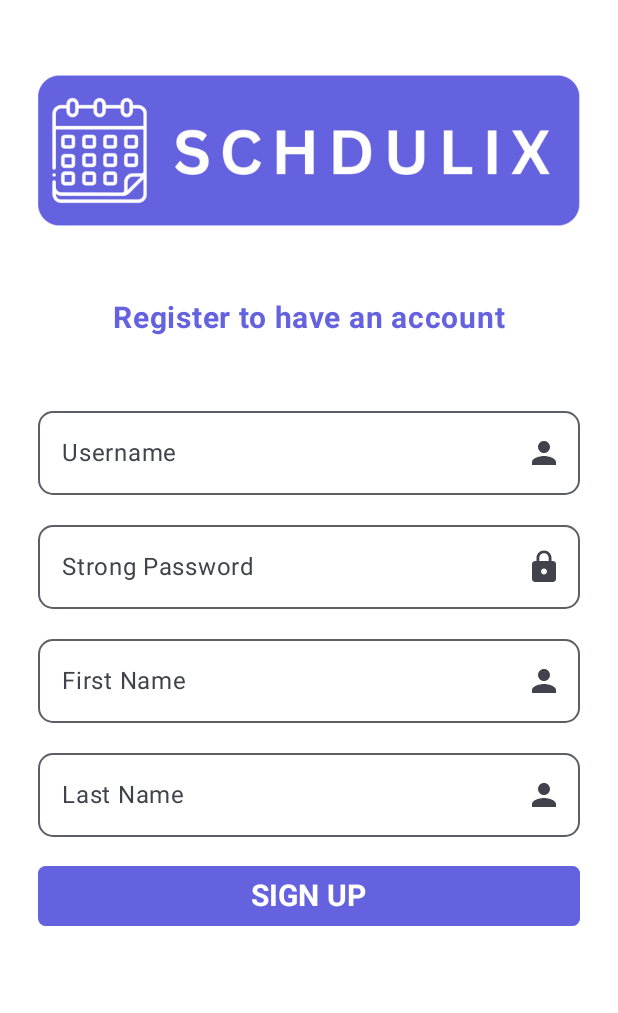
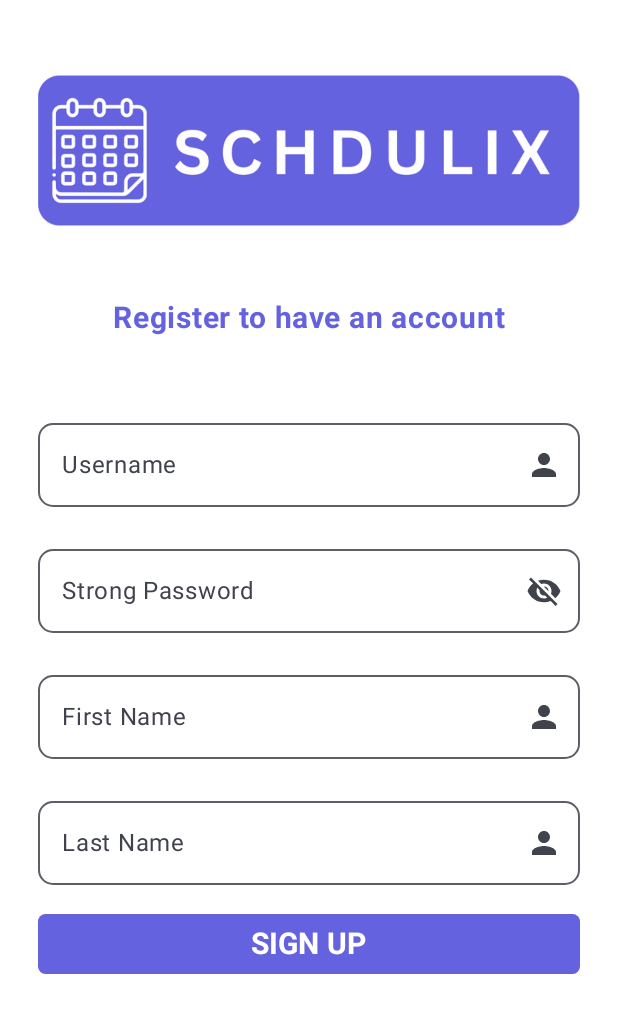
Before and after one commit to nbscvincent/reminder-app, an Android app built with Jetpack Compose: the composable RegistrationScreen shown on its own in the app's theme, on a phone screen of 412 x 824 dp. Shown: the top 1013 px of the screen. Run offline under Robolectric (Android 15) with nearby library versions, the light colour scheme and no system bars.

Commit message:
Registration Fix
Registration Fix

```diff
--- a/app/src/main/java/com/nbscollege_jenjosh/schdulix/LoginScreen.kt
+++ b/app/src/main/java/com/nbscollege_jenjosh/schdulix/LoginScreen.kt
@@ -70,9 +70,7 @@ fun LoginScreen(
     var email by remember { mutableStateOf("") }
     var password by remember { mutableStateOf("") }
     val isChecked = remember { mutableStateOf(false) }
-    var passwordShow: Boolean by remember {
-        mutableStateOf(false)
-    }
+    var passwordShow: Boolean by remember { mutableStateOf(false) }
     val openDialog = remember { mutableStateOf(false) }
     if (openDialog.value){
         loginAlert(openDialog.value) { openDialog.value = false }
--- a/app/src/main/java/com/nbscollege_jenjosh/schdulix/Registration.kt
+++ b/app/src/main/java/com/nbscollege_jenjosh/schdulix/Registration.kt
@@ -14,10 +14,13 @@ import androidx.compose.foundation.text.KeyboardOptions
 import androidx.compose.material.icons.Icons
 import androidx.compose.material.icons.filled.Lock
 import androidx.compose.material.icons.filled.Person
+import androidx.compose.material.icons.filled.Visibility
+import androidx.compose.material.icons.filled.VisibilityOff
 import androidx.compose.material3.Button
 import androidx.compose.material3.ButtonDefaults
 import androidx.compose.material3.ExperimentalMaterial3Api
 import androidx.compose.material3.Icon
+import androidx.compose.material3.IconButton
 import androidx.compose.material3.OutlinedTextField
 import androidx.compose.material3.Scaffold
 import androidx.compose.material3.Text
@@ -34,6 +37,7 @@ import androidx.compose.ui.res.painterResource
 import androidx.compose.ui.text.font.FontWeight
 import androidx.compose.ui.text.input.KeyboardType
 import androidx.compose.ui.text.input.PasswordVisualTransformation
+import androidx.compose.ui.text.input.VisualTransformation
 import androidx.compose.ui.unit.dp
 import androidx.compose.ui.unit.sp
 import androidx.navigation.NavController
@@ -52,6 +56,7 @@ fun RegistrationScreen( navController: NavController ) {
     var firstName by remember { mutableStateOf("") }
     var message = remember { mutableStateOf( "" ) }
     var isSuccess = remember { mutableStateOf( false ) }
+    var passwordShow: Boolean by remember { mutableStateOf(false) }
 
     val showDialog = remember { mutableStateOf( false ) }
     if (showDialog.value){
@@ -103,6 +108,7 @@ fun RegistrationScreen( navController: NavController ) {
                     Icon(imageVector = Icons.Default.Person, contentDescription = "Username")
                 },
                 placeholder = { Text(text = "Username") },
+                label = { Text(text = "Username") },
                 modifier = Modifier
                     .fillMaxWidth()
                     .padding(start = 25.dp, end = 25.dp, top = 0.dp, bottom = 0.dp),
@@ -115,10 +121,11 @@ fun RegistrationScreen( navController: NavController ) {
                 value = password,
                 onValueChange = { password = it },
                 shape = RoundedCornerShape(10.dp),
-                trailingIcon = {
+                /*trailingIcon = {
                     Icon(imageVector = Icons.Default.Lock, contentDescription = "Password")
-                },
+                },*/
                 placeholder = { Text(text = "Strong Password") },
+                label = { Text(text = "Strong Password") },
                 keyboardOptions = KeyboardOptions(
                     keyboardType = KeyboardType.Password
                 ),
@@ -128,7 +135,24 @@ fun RegistrationScreen( navController: NavController ) {
                 colors = TextFieldDefaults.outlinedTextFieldColors(
                     textColor = Color.Black
                 ),
-                visualTransformation = PasswordVisualTransformation()
+                // visualTransformation = PasswordVisualTransformation()
+                trailingIcon = {
+                    val image = if (passwordShow)
+                        Icons.Filled.Visibility
+                    else
+                        Icons.Filled.VisibilityOff
+
+                    val description = if (passwordShow) "Hide Password" else "Show Password"
+
+                    IconButton(onClick = {
+                        passwordShow = !passwordShow
+                    }) {
+                        Icon(imageVector = image, contentDescription =  description)
+                    }
+                },
+                singleLine = false,
+                visualTransformation = if (passwordShow) VisualTransformation.None else PasswordVisualTransformation(),
+
             )
             Spacer(modifier = Modifier.height(20.dp))
             OutlinedTextField(
@@ -139,6 +163,7 @@ fun RegistrationScreen( navController: NavController ) {
                     Icon(imageVector = Icons.Default.Person, contentDescription = "First Name")
                 },
                 placeholder = { Text(text = "First Name") },
+                label = { Text(text = "First Name") },
                 modifier = Modifier
                     .fillMaxWidth()
                     .padding(start = 25.dp, end = 25.dp, top = 0.dp, bottom = 0.dp),
@@ -155,6 +180,7 @@ fun RegistrationScreen( navController: NavController ) {
                     Icon(imageVector = Icons.Default.Person, contentDescription = "Last Name")
                 },
                 placeholder = { Text(text = "Last Name") },
+                label = { Text(text = "Last Name") },
                 modifier = Modifier
                     .fillMaxWidth()
                     .padding(start = 25.dp, end = 25.dp, top = 0.dp, bottom = 0.dp),
```
